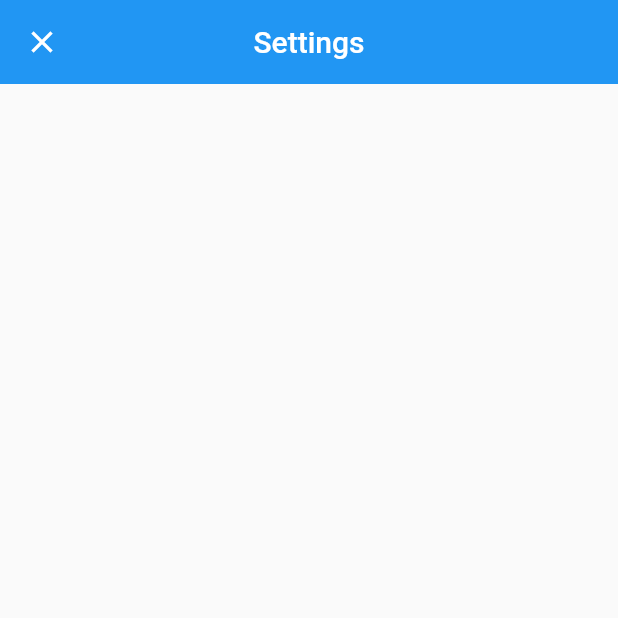
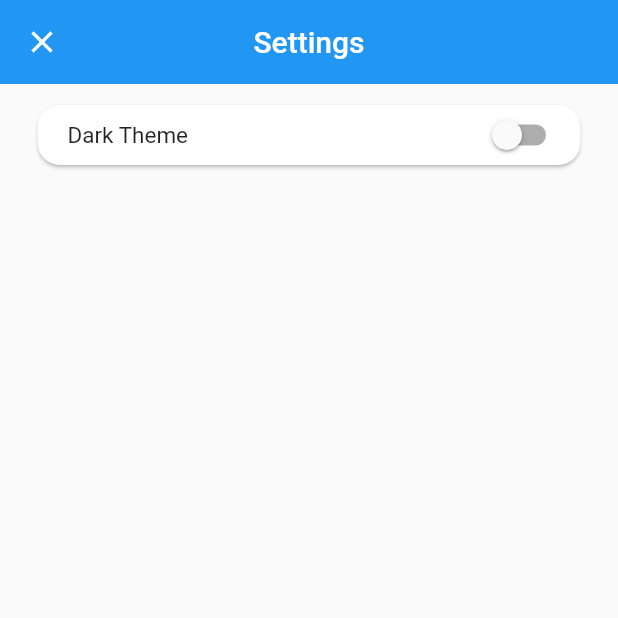
Before and after one commit to janxy-dev/bling, a Flutter app: the SettingsPage screen opened by its route, on a phone screen of 412 x 824 dp, the top half of it. Run offline on Flutter 3.47's test engine with Material 2 defaults, Android fonts, the phone set to English and light mode, and no system bars.

Commit message:
added settings widgets

```diff
--- a/lib/pages/settings.dart
+++ b/lib/pages/settings.dart
@@ -1,15 +1,21 @@
 import 'package:bling/widgets/app_bars.dart';
+import 'package:bling/widgets/settings.dart';
 import 'package:flutter/material.dart';
 
 class SettingsPage extends StatelessWidget {
   @override
   Widget build(BuildContext context) {
     return Scaffold(
-        body: CustomScrollView(
-          slivers: [
-            SettingsAppBar("Settings")
-          ],
-        ),
+        body: NestedScrollView(
+          headerSliverBuilder: (a,b) => [SettingsAppBar("Settings")],
+          body: Column(
+            children: [
+              ToggleSetting(title: "Dark Theme", onToggled: (bool value){
+                print(value);
+              }),
+              ],
+            )
+        )
     );
   }
 }
--- a/lib/widgets/app_bars.dart
+++ b/lib/widgets/app_bars.dart
@@ -120,6 +120,7 @@ class SettingsAppBar extends StatelessWidget{
   @override
   Widget build(BuildContext context) {
     return SliverAppBar(
+      pinned: true,
       title: Text(title),
       centerTitle: true,
       elevation: 0,
--- /dev/null
+++ b/lib/widgets/settings.dart
@@ -0,0 +1,67 @@
+import 'package:flutter/material.dart';
+
+class Setting extends StatelessWidget {
+  final List<Widget>? leading;
+  final List<Widget>? action;
+  final String? title;
+  late String _title;
+  late List<Widget> _leading;
+  late List<Widget> _action;
+  Setting({this.leading, this.action, this.title}){
+    _leading = leading ?? [];
+    _action = action ?? [];
+    _title = title ?? "";
+  }
+  @override
+  Widget build(BuildContext context) {
+    return Padding(
+      padding: EdgeInsets.only(top: 10.0, bottom: 10.0),
+      child: GestureDetector(
+        behavior: HitTestBehavior.opaque,
+        child: Card(
+            elevation: 1,
+            shape: RoundedRectangleBorder(borderRadius: BorderRadius.circular(15.0)),
+            child: Container(
+                alignment: Alignment.centerLeft,
+                padding: EdgeInsets.only(left: 20.0, right: 10.0),
+                width: MediaQuery.of(context).size.width-50.0,
+                height: 40.0,
+                child: Row(
+                  mainAxisAlignment: MainAxisAlignment.spaceBetween,
+                  children: [
+                    ..._leading,
+                    Text(_title, style: TextStyle(fontSize: 15.0)),
+                    ..._action
+                  ],
+                )
+            )
+        ),
+      ),
+    );
+  }
+}
+
+class ToggleSetting extends StatefulWidget {
+  final String title;
+  final Function(bool value) onToggled;
+  ToggleSetting({required this.title, required this.onToggled});
+
+  @override
+  _ToggleSettingState createState() => _ToggleSettingState();
+}
+
+class _ToggleSettingState extends State<ToggleSetting> {
+  bool _value = false;
+  @override
+  Widget build(BuildContext context) {
+    return Setting(
+      title: widget.title,
+      action: [
+        Switch(onChanged: (bool value) {
+          setState(()=>_value = !_value);
+          widget.onToggled(value);
+        },value: _value,)
+      ],
+    );
+  }
+}
```
